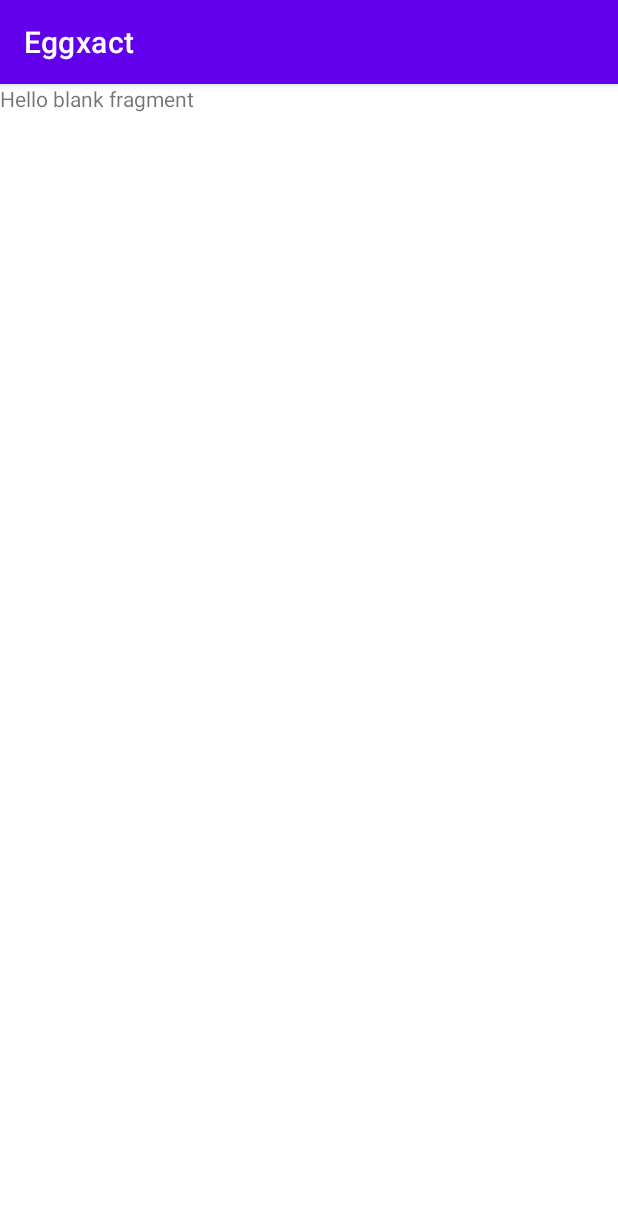
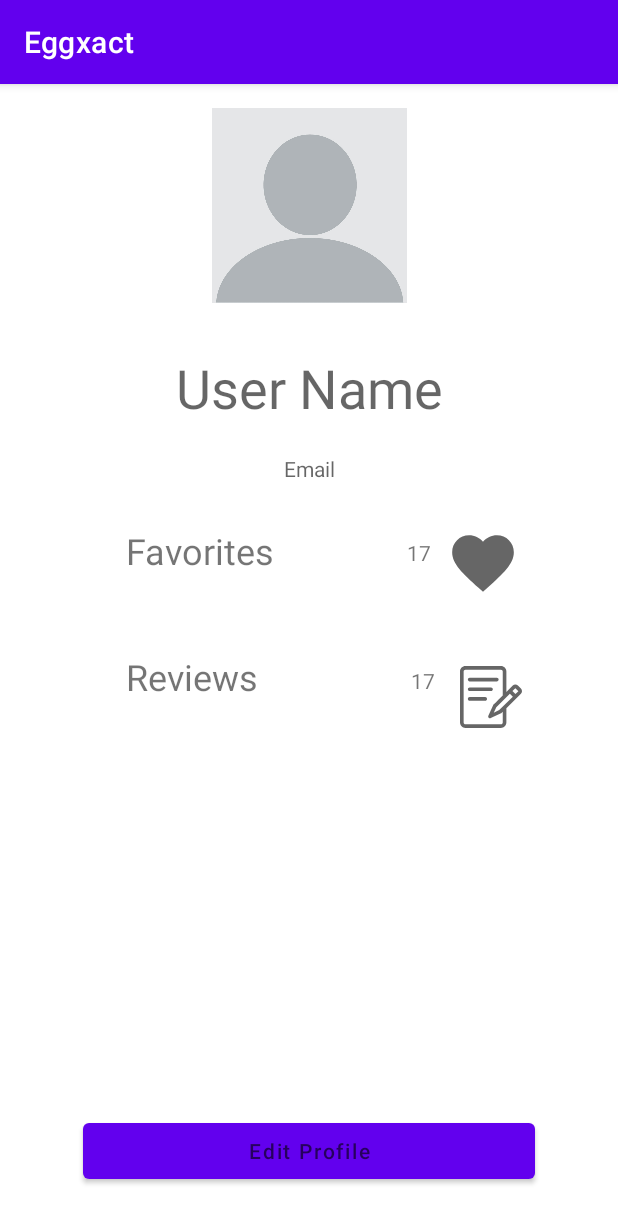
Before and after one commit to salehkai999/Eggxact, an Android app: the fragment ProfileFragment shown on its own in the app's theme, on a phone screen of 412 x 824 dp. Shown: the top 1223 px of the screen. Run offline under Robolectric (Android 15) with nearby library versions, the phone set to English and light mode, and no system bars.

Commit message:
Added User Profile UI not yet linked to backend data

```diff
--- /dev/null
+++ b/app/src/main/res/drawable-v24/review_icon.xml
@@ -0,0 +1,20 @@
+<vector
+    xmlns:android="http://schemas.android.com/apk/res/android"
+    android:name="vector"
+    android:width="512dp"
+    android:height="512dp"
+    android:viewportWidth="512"
+    android:viewportHeight="512"
+    android:tint="?attr/colorControlNormal">
+
+    <path
+        android:name="path"
+        android:pathData="M 503.22 186.828 L 478.179 161.787 C 466.482 150.089 447.45 150.091 435.752 161.787 L 383.007 214.532 L 383.007 45 C 383.007 20.187 362.82 0 338.007 0 L 45.007 0 C 20.194 0 0.007 20.187 0.007 45 L 0.007 467 C 0.007 491.813 20.194 512 45.007 512 L 338.007 512 C 362.82 512 383.007 491.813 383.007 467 L 383.007 347.967 L 503.22 229.255 C 514.917 217.558 514.917 198.525 503.22 186.828 Z M 323.821 364.251 L 278.699 385.309 L 299.736 340.231 L 411.711 228.256 L 436.468 253.012 Z M 353.007 467 C 353.007 475.271 346.278 482 338.007 482 L 45.007 482 C 36.736 482 30.007 475.271 30.007 467 L 30.007 45 C 30.007 36.729 36.736 30 45.007 30 L 338.007 30 C 346.278 30 353.007 36.729 353.007 45 L 353.007 244.532 C 269.828 327.711 275.26 321.735 273.667 325.148 L 234.069 410.002 C 231.402 415.719 232.595 422.492 237.055 426.952 C 241.515 431.413 248.291 432.605 254.005 429.938 L 338.859 390.339 C 341.97 388.887 342.482 387.985 353.007 377.591 Z M 457.813 231.933 L 432.923 207.043 L 456.966 183 L 481.999 208.049 Z"
+        android:fillColor="#000"
+        android:strokeWidth="1"/>
+    <path
+        android:name="path_1"
+        android:pathData="M 80.007 127 L 304.007 127 C 312.291 127 319.007 120.284 319.007 112 C 319.007 103.716 312.291 97 304.007 97 L 80.007 97 C 71.723 97 65.007 103.716 65.007 112 C 65.007 120.284 71.723 127 80.007 127 Z M 80.007 207 L 256.007 207 C 264.291 207 271.007 200.284 271.007 192 C 271.007 183.716 264.291 177 256.007 177 L 80.007 177 C 71.723 177 65.007 183.716 65.007 192 C 65.007 200.284 71.723 207 80.007 207 Z M 208.007 257 L 80.007 257 C 71.723 257 65.007 263.716 65.007 272 C 65.007 280.284 71.723 287 80.007 287 L 208.007 287 C 216.291 287 223.007 280.284 223.007 272 C 223.007 263.716 216.291 257 208.007 257 Z"
+        android:fillColor="#000"
+        android:strokeWidth="1"/>
+</vector>
--- a/app/src/main/res/layout/fragment_profile.xml
+++ b/app/src/main/res/layout/fragment_profile.xml
@@ -1,14 +1,115 @@
 <?xml version="1.0" encoding="utf-8"?>
-<FrameLayout xmlns:android="http://schemas.android.com/apk/res/android"
+<androidx.constraintlayout.widget.ConstraintLayout xmlns:android="http://schemas.android.com/apk/res/android"
+    xmlns:app="http://schemas.android.com/apk/res-auto"
     xmlns:tools="http://schemas.android.com/tools"
     android:layout_width="match_parent"
     android:layout_height="match_parent"
     tools:context=".ui.landingpage.ProfileFragment">
 
-    <!-- TODO: Update blank fragment layout -->
     <TextView
-        android:layout_width="match_parent"
-        android:layout_height="match_parent"
-        android:text="@string/hello_blank_fragment" />
+        android:id="@+id/user_name"
+        android:layout_width="wrap_content"
+        android:layout_height="wrap_content"
+        android:layout_marginTop="32dp"
+        android:hint="User Name"
+        android:textSize="36sp"
+        app:layout_constraintEnd_toEndOf="parent"
+        app:layout_constraintStart_toStartOf="parent"
+        app:layout_constraintTop_toBottomOf="@+id/user_image" />
 
-</FrameLayout>
+    <Button
+        android:id="@+id/edit_profile"
+        android:layout_width="301dp"
+        android:layout_height="49dp"
+        android:layout_marginBottom="32dp"
+        android:hint="Edit Profile"
+        app:layout_constraintBottom_toBottomOf="parent"
+        app:layout_constraintEnd_toEndOf="parent"
+        app:layout_constraintStart_toStartOf="parent" />
+
+    <ImageView
+        android:id="@+id/user_image"
+        android:layout_width="255dp"
+        android:layout_height="130dp"
+        android:layout_marginTop="16dp"
+        app:layout_constraintEnd_toEndOf="parent"
+        app:layout_constraintStart_toStartOf="parent"
+        app:layout_constraintTop_toTopOf="parent"
+        app:srcCompat="@drawable/blankavatar" />
+
+    <ImageView
+        android:id="@+id/favorites_img"
+        android:layout_width="52dp"
+        android:layout_height="49dp"
+        android:layout_marginTop="68dp"
+        android:layout_marginEnd="64dp"
+        android:src="@drawable/baseline_favorite_24"
+        app:layout_constraintEnd_toEndOf="parent"
+        app:layout_constraintTop_toBottomOf="@+id/user_name" />
+
+    <TextView
+        android:id="@+id/favorite_num"
+        android:layout_width="33dp"
+        android:layout_height="26dp"
+        android:layout_marginTop="76dp"
+        android:text="17"
+        android:textAlignment="center"
+        app:layout_constraintEnd_toStartOf="@+id/favorites_img"
+        app:layout_constraintTop_toBottomOf="@+id/user_name" />
+
+    <TextView
+        android:id="@+id/review_num"
+        android:layout_width="33dp"
+        android:layout_height="26dp"
+        android:layout_marginTop="44dp"
+        android:layout_marginEnd="8dp"
+        android:text="17"
+        android:textAlignment="center"
+        app:layout_constraintEnd_toStartOf="@+id/review_img"
+        app:layout_constraintTop_toBottomOf="@+id/favorites_img" />
+
+    <TextView
+        android:id="@+id/favorite_text"
+        android:layout_width="122dp"
+        android:layout_height="36dp"
+        android:layout_marginStart="84dp"
+        android:layout_marginTop="68dp"
+        android:text="Favorites"
+        android:textSize="24sp"
+        app:layout_constraintEnd_toStartOf="@+id/favorite_num"
+        app:layout_constraintHorizontal_bias="0.0"
+        app:layout_constraintStart_toStartOf="parent"
+        app:layout_constraintTop_toBottomOf="@+id/user_name" />
+
+    <TextView
+        android:id="@+id/review_text"
+        android:layout_width="122dp"
+        android:layout_height="36dp"
+        android:layout_marginStart="84dp"
+        android:layout_marginTop="48dp"
+        android:text="Reviews"
+        android:textSize="24sp"
+        app:layout_constraintStart_toStartOf="parent"
+        app:layout_constraintTop_toBottomOf="@+id/favorite_text" />
+
+    <TextView
+        android:id="@+id/email"
+        android:layout_width="wrap_content"
+        android:layout_height="wrap_content"
+        android:layout_marginTop="20dp"
+        android:hint="Email"
+        app:layout_constraintEnd_toEndOf="parent"
+        app:layout_constraintStart_toStartOf="parent"
+        app:layout_constraintTop_toBottomOf="@+id/user_name" />
+
+    <ImageView
+        android:id="@+id/review_img"
+        android:layout_width="41dp"
+        android:layout_height="41dp"
+        android:layout_marginTop="44dp"
+        android:layout_marginEnd="64dp"
+        android:src="@drawable/review_icon"
+        app:layout_constraintEnd_toEndOf="parent"
+        app:layout_constraintTop_toBottomOf="@+id/favorites_img" />
+
+</androidx.constraintlayout.widget.ConstraintLayout>
```
Also changed, not shown: app/src/main/res/drawable/blankavatar.jpeg (added).
